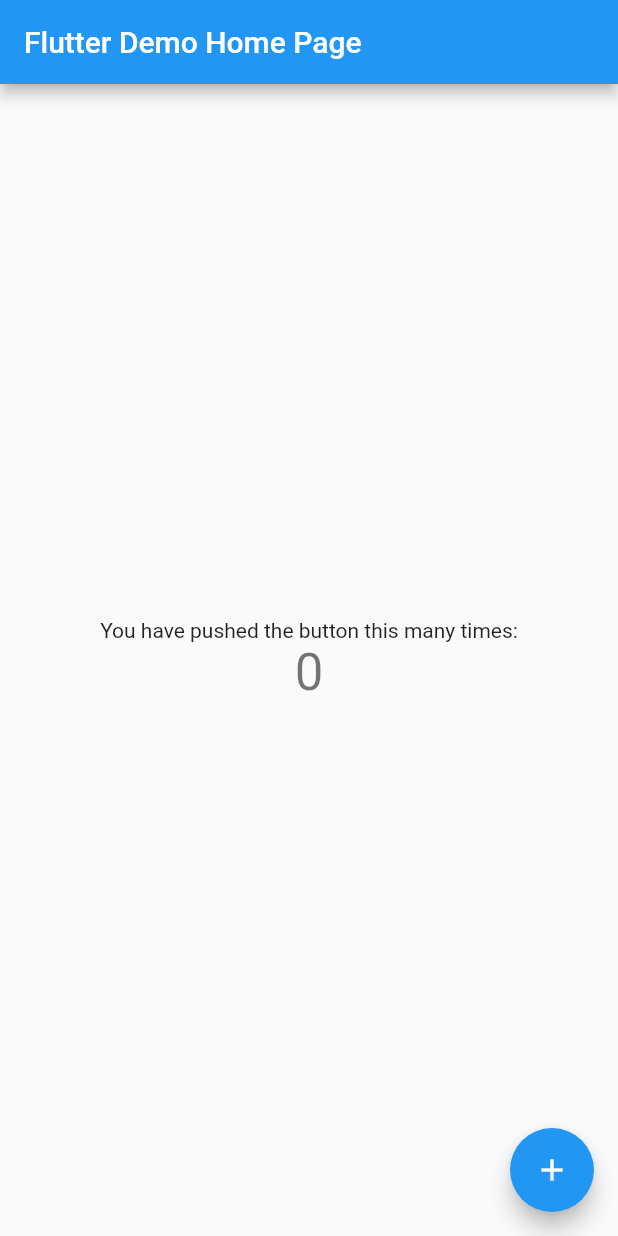
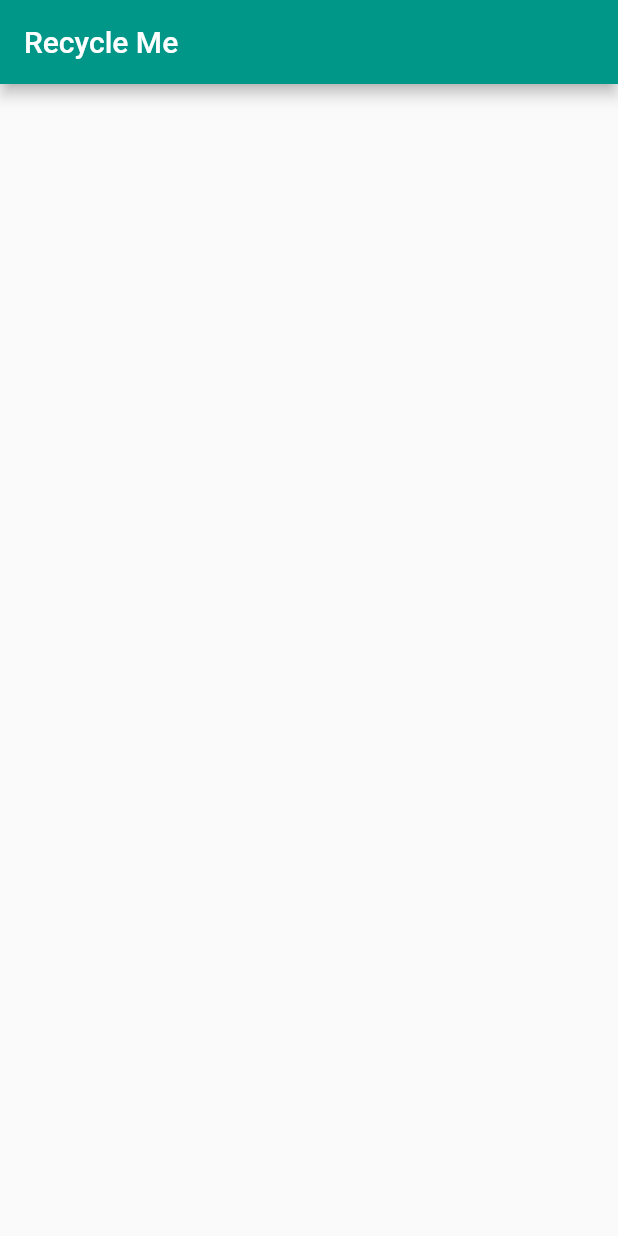
Before and after one commit to shotothegreat/inventors-club, a Flutter app: the screen it shows after launch, on a phone screen of 412 x 824 dp. Run offline on Flutter 3.47's test engine with Material 2 defaults, Android fonts, the phone set to English and light mode, and no system bars.

Commit message:
Update main.dart

```diff
--- a/recycle_me/lib/main.dart
+++ b/recycle_me/lib/main.dart
@@ -9,36 +9,17 @@ class MyApp extends StatelessWidget {
   @override
   Widget build(BuildContext context) {
     return MaterialApp(
-      title: 'Flutter Demo',
+      title: 'Recycle Me',
       theme: ThemeData(
-        // This is the theme of your application.
-        //
-        // Try running your application with "flutter run". You'll see the
-        // application has a blue toolbar. Then, without quitting the app, try
-        // changing the primarySwatch below to Colors.green and then invoke
-        // "hot reload" (press "r" in the console where you ran "flutter run",
-        // or simply save your changes to "hot reload" in a Flutter IDE).
-        // Notice that the counter didn't reset back to zero; the application
-        // is not restarted.
-        primarySwatch: Colors.blue,
+        primarySwatch: Colors.teal
       ),
-      home: MyHomePage(title: 'Flutter Demo Home Page'),
+      home: MyHomePage(title: 'Recycle Me'),
     );
   }
 }
 
 class MyHomePage extends StatefulWidget {
   MyHomePage({Key? key, required this.title}) : super(key: key);
-
-  // This widget is the home page of your application. It is stateful, meaning
-  // that it has a State object (defined below) that contains fields that affect
-  // how it looks.
-
-  // This class is the configuration for the state. It holds the values (in this
-  // case the title) provided by the parent (in this case the App widget) and
-  // used by the build method of the State. Fields in a Widget subclass are
-  // always marked "final".
-
   final String title;
 
   @override
@@ -46,68 +27,19 @@ class MyHomePage extends StatefulWidget {
 }
 
 class _MyHomePageState extends State<MyHomePage> {
-  int _counter = 0;
-
-  void _incrementCounter() {
-    setState(() {
-      // This call to setState tells the Flutter framework that something has
-      // changed in this State, which causes it to rerun the build method below
-      // so that the display can reflect the updated values. If we changed
-      // _counter without calling setState(), then the build method would not be
-      // called again, and so nothing would appear to happen.
-      _counter++;
-    });
-  }
 
   @override
   Widget build(BuildContext context) {
-    // This method is rerun every time setState is called, for instance as done
-    // by the _incrementCounter method above.
-    //
-    // The Flutter framework has been optimized to make rerunning build methods
-    // fast, so that you can just rebuild anything that needs updating rather
-    // than having to individually change instances of widgets.
+
     return Scaffold(
       appBar: AppBar(
-        // Here we take the value from the MyHomePage object that was created by
-        // the App.build method, and use it to set our appbar title.
         title: Text(widget.title),
       ),
       body: Center(
-        // Center is a layout widget. It takes a single child and positions it
-        // in the middle of the parent.
         child: Column(
-          // Column is also a layout widget. It takes a list of children and
-          // arranges them vertically. By default, it sizes itself to fit its
-          // children horizontally, and tries to be as tall as its parent.
-          //
-          // Invoke "debug painting" (press "p" in the console, choose the
-          // "Toggle Debug Paint" action from the Flutter Inspector in Android
-          // Studio, or the "Toggle Debug Paint" command in Visual Studio Code)
-          // to see the wireframe for each widget.
-          //
-          // Column has various properties to control how it sizes itself and
-          // how it positions its children. Here we use mainAxisAlignment to
-          // center the children vertically; the main axis here is the vertical
-          // axis because Columns are vertical (the cross axis would be
-          // horizontal).
-          mainAxisAlignment: MainAxisAlignment.center,
-          children: <Widget>[
-            Text(
-              'You have pushed the button this many times:',
-            ),
-            Text(
-              '$_counter',
-              style: Theme.of(context).textTheme.headline4,
-            ),
-          ],
+          mainAxisAlignment: MainAxisAlignment.center
         ),
       ),
-      floatingActionButton: FloatingActionButton(
-        onPressed: _incrementCounter,
-        tooltip: 'Increment',
-        child: Icon(Icons.add),
-      ), // This trailing comma makes auto-formatting nicer for build methods.
     );
   }
 }
```
